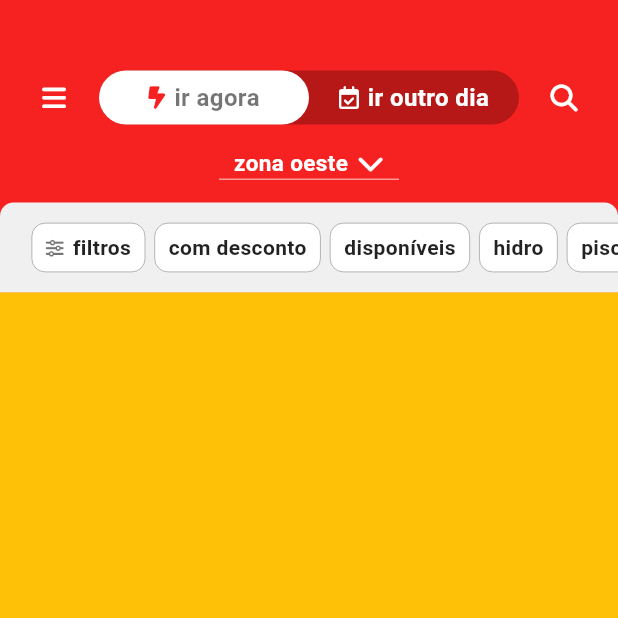
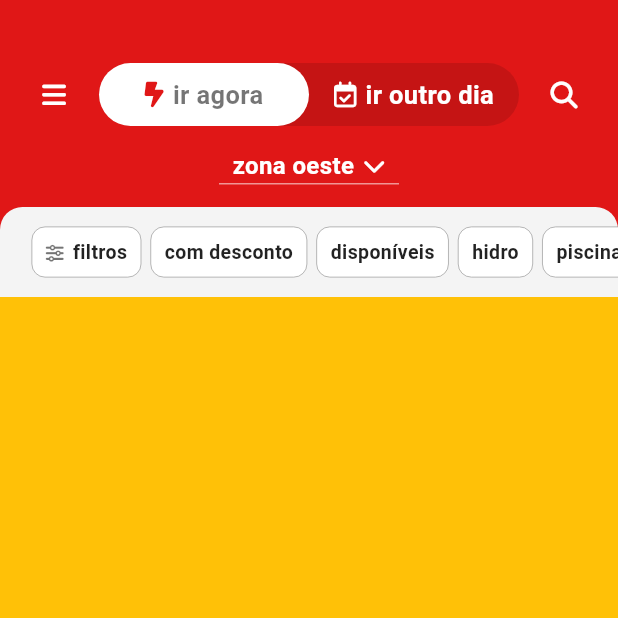
Before and after one commit to samuel-arna/guia_moteis_go, a Flutter app: the screen it shows after launch, on a phone screen of 412 x 824 dp, the top half of it. Run offline on Flutter 3.47's test engine with Material 3 defaults, Android fonts, the phone set to English and light mode, and no system bars; our stand-ins replace either_dart, font_awesome_flutter; network calls fail.

Commit message:
fix: header

```diff
--- a/lib/core/utils/app_colors.dart
+++ b/lib/core/utils/app_colors.dart
@@ -1,6 +1,6 @@
 import 'package:flutter/material.dart';
 
 class AppColors {
-  static const Color primary = Color.fromARGB(255, 246, 33, 33);
-  static const Color background = Color.fromARGB(255, 240, 240, 240);
+  static const Color primary = Color.fromARGB(255, 224, 23, 23);
+  static const Color background = Color.fromARGB(255, 244, 244, 244);
 }
--- a/lib/main.dart
+++ b/lib/main.dart
@@ -1,6 +1,7 @@
 import 'dart:io';
 
 import 'package:flutter/material.dart';
+import 'package:flutter/services.dart';
 import 'package:provider/provider.dart';
 import 'package:guiamoteisgo/modules/home/presenter/pages/home_page.dart';
 import 'package:guiamoteisgo/modules/home/presenter/stores/home_store.dart';
@@ -8,6 +9,9 @@ import 'package:guiamoteisgo/modules/home/presenter/stores/home_store.dart';
 void main() {
   WidgetsFlutterBinding.ensureInitialized();
   HttpOverrides.global = MyHttpOverrides();
+  SystemChrome.setSystemUIOverlayStyle(
+    SystemUiOverlayStyle(statusBarColor: Colors.transparent),
+  );
   runApp(const MyApp());
 }
 
--- a/lib/modules/home/presenter/widgets/header/filter_item.dart
+++ b/lib/modules/home/presenter/widgets/header/filter_item.dart
@@ -26,7 +26,7 @@ class _FilterItemState extends State<FilterItem> {
           borderRadius: BorderRadius.circular(9),
         ),
         child: Padding(
-          padding: const EdgeInsets.symmetric(horizontal: 9, vertical: 6),
+          padding: const EdgeInsets.symmetric(horizontal: 9, vertical: 7),
           child: Row(
             mainAxisAlignment: MainAxisAlignment.center,
             children: [
@@ -45,6 +45,7 @@ class _FilterItemState extends State<FilterItem> {
                 style: TextStyle(
                   fontWeight: FontWeight.w600,
                   color: Colors.black87,
+                  fontSize: 13,
                 ),
               )
             ],
--- a/lib/modules/home/presenter/widgets/header/filter_moteis.dart
+++ b/lib/modules/home/presenter/widgets/header/filter_moteis.dart
@@ -44,7 +44,7 @@ class _FilterMoteisState extends State<FilterMoteis> {
       decoration: BoxDecoration(
         color: AppColors.background,
         borderRadius: BorderRadius.vertical(
-          top: Radius.circular(9),
+          top: Radius.circular(15),
         ),
       ),
       child: SingleChildScrollView(
--- a/lib/modules/home/presenter/widgets/header/header.dart
+++ b/lib/modules/home/presenter/widgets/header/header.dart
@@ -17,7 +17,7 @@ class _HeaderState extends State<Header> {
     return Stack(
       children: [
         Container(
-          height: 195,
+          height: 198,
           color: AppColors.primary,
           child: Padding(
             padding: const EdgeInsets.symmetric(horizontal: 21),
@@ -69,7 +69,7 @@ class _HeaderState extends State<Header> {
                               Text(
                                 'zona oeste',
                                 style: TextStyle(
-                                  fontSize: 15,
+                                  fontSize: 16,
                                   color: Colors.white,
                                   fontWeight: FontWeight.w700,
                                 ),
@@ -80,7 +80,7 @@ class _HeaderState extends State<Header> {
                               FaIcon(
                                 FontAwesomeIcons.chevronDown,
                                 color: Colors.white,
-                                size: 18,
+                                size: 15,
                               )
                             ],
                           ),
--- a/lib/modules/home/presenter/widgets/header/menu_tab.dart
+++ b/lib/modules/home/presenter/widgets/header/menu_tab.dart
@@ -17,9 +17,9 @@ class _MenuTabState extends State<MenuTab> {
     return Padding(
       padding: const EdgeInsets.symmetric(horizontal: 15),
       child: Container(
-        height: 36,
+        height: 42,
         decoration: BoxDecoration(
-          color: Colors.black26,
+          color: Colors.black12,
           borderRadius: BorderRadius.circular(45),
         ),
         child: Stack(
@@ -29,7 +29,7 @@ class _MenuTabState extends State<MenuTab> {
               alignment: agora ? Alignment.centerLeft : Alignment.centerRight,
               child: Container(
                 width: (MediaQuery.of(context).size.width - 42 - 90) / 2,
-                height: 36,
+                height: 42,
                 decoration: BoxDecoration(
                   borderRadius: BorderRadius.circular(45),
                   color: Colors.white,
@@ -52,7 +52,7 @@ class _MenuTabState extends State<MenuTab> {
                           FaIcon(
                             FontAwesomeIcons.boltLightning,
                             color: agora ? AppColors.primary : Colors.white,
-                            size: 15,
+                            size: 17,
                           ),
                           SizedBox(
                             width: 6,
@@ -61,8 +61,8 @@ class _MenuTabState extends State<MenuTab> {
                             'ir agora',
                             style: TextStyle(
                               color: agora ? Colors.black54 : Colors.white,
-                              fontWeight: FontWeight.w700,
-                              fontSize: 16,
+                              fontWeight: FontWeight.w600,
+                              fontSize: 17,
                             ),
                           ),
                         ],
@@ -84,7 +84,7 @@ class _MenuTabState extends State<MenuTab> {
                           FaIcon(
                             FontAwesomeIcons.calendarCheck,
                             color: !agora ? AppColors.primary : Colors.white,
-                            size: 15,
+                            size: 17,
                           ),
                           SizedBox(
                             width: 6,
@@ -93,8 +93,8 @@ class _MenuTabState extends State<MenuTab> {
                             'ir outro dia',
                             style: TextStyle(
                               color: !agora ? Colors.black54 : Colors.white,
-                              fontWeight: FontWeight.w700,
-                              fontSize: 16,
+                              fontWeight: FontWeight.w600,
+                              fontSize: 17,
                             ),
                           ),
                         ],
```
